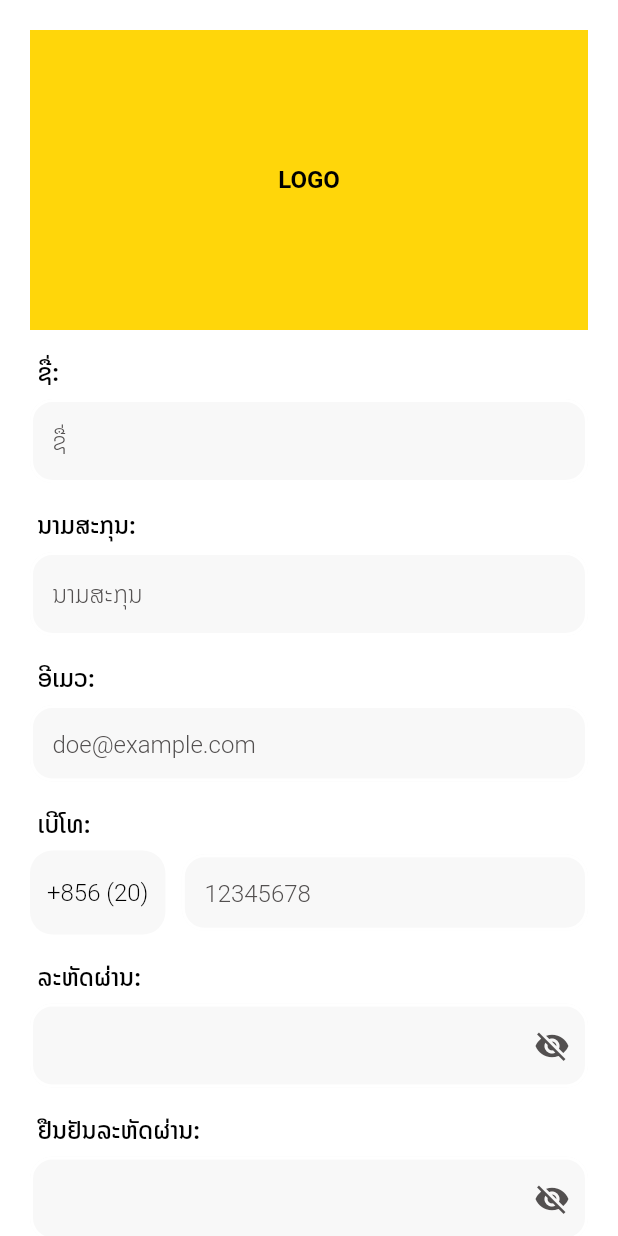
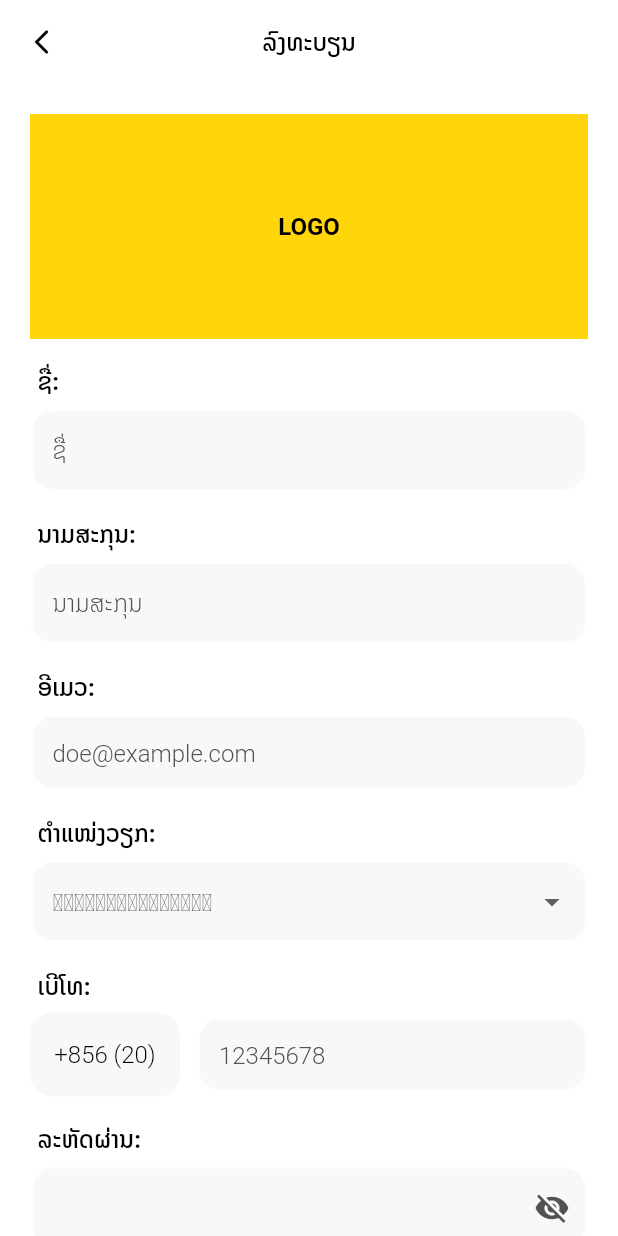
Before and after one commit to Doe-P/workfun_app_teletubbie, a Flutter app: the screen it shows after launch, on a phone screen of 412 x 824 dp. Run offline on Flutter 3.47's test engine with Material 2 defaults, Android fonts, the phone set to English and light mode, and no system bars.

Commit message:
ui sign up and home page

```diff
--- a/lib/view/appbar/share_appbar.dart
+++ b/lib/view/appbar/share_appbar.dart
@@ -1,4 +1,3 @@
-
 import 'package:flutter/material.dart';
 import 'package:workfun_app_teletubbie/view/colors/colors.dart';
 import 'package:workfun_app_teletubbie/view/style/text_style.dart';
@@ -29,10 +28,18 @@ class ShareAppbar extends StatelessWidget with PreferredSizeWidget {
         onPressed: () => Navigator.of(context).pop(),
         icon: const Icon(
           Icons.arrow_back_ios_rounded,
-          color: whiteColor,
+          color: blackColor,
+          size: 20,
         ),
       ),
-      title: Text(title, style: notosansFont()),
+      title: Text(
+        title,
+        style: notosansFont(
+          fontSize: 16,
+          fontColor: blackColor,
+          fontWieght: FontWeight.w600,
+        ),
+      ),
       centerTitle: center,
     );
   }
--- a/lib/view/pages/auth/sign_up_page.dart
+++ b/lib/view/pages/auth/sign_up_page.dart
@@ -1,12 +1,13 @@
 // ignore_for_file: no_leading_underscores_for_local_identifiers
 
 import 'package:flutter/material.dart';
+import 'package:flutter/services.dart';
 import 'package:provider/provider.dart';
+import 'package:workfun_app_teletubbie/view/appbar/share_appbar.dart';
 import 'package:workfun_app_teletubbie/view/colors/colors.dart';
 import 'package:workfun_app_teletubbie/view/style/text_style.dart';
+import 'package:workfun_app_teletubbie/view/widgets/help_widget.dart';
 import 'package:workfun_app_teletubbie/view/widgets/input_widget.dart';
-import 'package:workfun_app_teletubbie/view/widgets/label_text.dart';
-import 'package:workfun_app_teletubbie/view/widgets/sizebox_widget.dart';
 import 'package:workfun_app_teletubbie/view_models/auth/sign_up_view_model.dart';
 
 class SignUpPage extends StatefulWidget {
@@ -28,6 +29,11 @@ class _SignUpPageState extends State<SignUpPage> {
   @override
   Widget build(BuildContext context) {
     return Scaffold(
+      appBar: const ShareAppbar(
+        title: "ລົງທະບຽນ",
+        color: whiteColor,
+        center: true,
+      ),
       body: Container(
         width: double.infinity,
         height: double.infinity,
@@ -51,7 +57,7 @@ class _SignUpPageState extends State<SignUpPage> {
       children: [
         Container(
           width: double.infinity,
-          height: 200,
+          height: 150,
           color: yellowColor,
           alignment: Alignment.center,
           child: Text(
@@ -63,29 +69,57 @@ class _SignUpPageState extends State<SignUpPage> {
         ),
         labelText("ຊື່:"),
         TextField(
-          decoration: inputTextField("ຊື່", null),
+          decoration: inputTextField("ຊື່", appViewModel?.nameIsError),
+          controller: appViewModel?.userName,
+          onChanged: appViewModel?.checkNameIsEmpty,
           style: robotoFont(
               fontColor: blackColor, fontWieght: FontWeight.w400, fontSize: 18),
         ),
         labelText("ນາມສະກຸນ:"),
         TextField(
-          decoration: inputTextField("ນາມສະກຸນ", null),
+          decoration: inputTextField("ນາມສະກຸນ", appViewModel?.surnameIsError),
+          controller: appViewModel?.userSurname,
+          onChanged: appViewModel?.checkSurnameIsEmpty,
           style: robotoFont(
               fontColor: blackColor, fontWieght: FontWeight.w400, fontSize: 18),
         ),
         labelText("ອີເມວ:"),
         TextField(
-          decoration: inputTextField("doe@example.com", null),
+          decoration:
+              inputTextField("doe@example.com", appViewModel?.emailIsError),
+          controller: appViewModel?.userEmail,
+          onChanged: appViewModel?.checkEmailIsEmpty,
           style: robotoFont(
               fontColor: blackColor, fontWieght: FontWeight.w400, fontSize: 18),
         ),
+        labelText("ຕຳແໜ່ງວຽກ:"),
+        DropdownButtonFormField(
+            value: appViewModel!.positionId,
+            isExpanded: true,
+            decoration: dropdownInputDecoration(
+                "ເລືອກຕຳແໜ່ງວຽກ", appViewModel?.positionIsError),
+            items: appViewModel?.positionList.map((e) {
+              return DropdownMenuItem(
+                value: e,
+                child: Text(
+                  e,
+                  style: notosansFont(fontWieght: FontWeight.w400),
+                ),
+              );
+            }).toList(),
+            onChanged: (value) {
+              setState(() {
+                appViewModel?.positionId = value;
+              });
+              appViewModel?.checkPositionIsEmpty(value);
+            }),
         labelText("ເບີໂທ:"),
         Row(
           mainAxisAlignment: MainAxisAlignment.spaceBetween,
           children: [
-            Expanded(
-              child: Container(
+            Container(
               height: 56,
+              width: 100,
               alignment: Alignment.center,
               decoration: BoxDecoration(
                 borderRadius: BorderRadius.circular(15),
@@ -96,16 +130,20 @@ class _SignUpPageState extends State<SignUpPage> {
                 style: robotoFont(),
               ),
             ),
-            ),
             widthBox(11),
             Expanded(
-              flex: 3,
               child: TextField(
+                controller: appViewModel?.userPhone,
+                onChanged: appViewModel?.checkPhoneIsEmpty,
                 decoration: inputTextField(
                   "12345678",
-                  null,
+                  appViewModel?.phoneIsError,
                 ),
                 keyboardType: TextInputType.phone,
+                inputFormatters: [
+                  LengthLimitingTextInputFormatter(8),
+                  FilteringTextInputFormatter.digitsOnly,
+                ],
                 style: robotoFont(
                     fontColor: blackColor,
                     fontWieght: FontWeight.w400,
@@ -116,9 +154,11 @@ class _SignUpPageState extends State<SignUpPage> {
         ),
         labelText("ລະຫັດຜ່ານ:"),
         TextField(
+          controller: appViewModel?.userPassword,
+          onChanged: appViewModel?.checkPasswordIsEmpty,
           decoration: inputTextField(
             "",
-            null,
+            appViewModel?.passwordIsError,
             subfix: true,
             widget: IconButton(
               onPressed: appViewModel?.showPassword,
@@ -132,12 +172,13 @@ class _SignUpPageState extends State<SignUpPage> {
           style: robotoFont(
               fontColor: blackColor, fontWieght: FontWeight.w400, fontSize: 18),
         ),
-
         labelText("ຢືນຢັນລະຫັດຜ່ານ:"),
         TextField(
+          controller: appViewModel?.confirmPassword,
+          onChanged: appViewModel?.checkConfPasswordIsEmpty,
           decoration: inputTextField(
             "",
-            null,
+            appViewModel?.confirmPasswordIsError,
             subfix: true,
             widget: IconButton(
               onPressed: appViewModel?.showConfPassword,
@@ -151,6 +192,51 @@ class _SignUpPageState extends State<SignUpPage> {
           style: robotoFont(
               fontColor: blackColor, fontWieght: FontWeight.w400, fontSize: 18),
         ),
+        heightBox(20),
+        Row(
+          mainAxisAlignment: MainAxisAlignment.center,
+          children: [
+            Text(
+              "ມີບັນຊີຢູ່ແລ້ວບໍ່?",
+              style: notosansFont(
+                  fontSize: 15,
+                  fontColor: grayColorDark,
+                  fontWieght: FontWeight.w400),
+            ),
+            TextButton(
+              onPressed: () {},
+              child: Text(
+                "ເຂົ້າສູ່ລະບົບ",
+                style: notosansFont(
+                  fontColor: yellowColor,
+                  fontSize: 15,
+                  fontWieght: FontWeight.w600,
+                ),
+              ),
+            )
+          ],
+        ),
+        heightBox(20),
+        InkWell(
+          onTap: appViewModel?.validateSignUp,
+          child: Container(
+            width: double.infinity,
+            height: 50,
+            alignment: Alignment.center,
+            decoration: BoxDecoration(
+              color: yellowColor,
+              borderRadius: BorderRadius.circular(10),
+            ),
+            child: Text(
+              "ລົງທະບຽນ",
+              style: notosansFont(
+                fontSize: 16,
+                fontColor: whiteColor,
+                fontWieght: FontWeight.w700,
+              ),
+            ),
+          ),
+        ),
       ],
     );
   }
--- a/lib/view/widgets/input_widget.dart
+++ b/lib/view/widgets/input_widget.dart
@@ -2,8 +2,15 @@ import 'package:flutter/material.dart';
 import 'package:workfun_app_teletubbie/view/colors/colors.dart';
 import 'package:workfun_app_teletubbie/view/style/text_style.dart';
 
-inputTextField(String hint, String? errorMessage,
-    {bool prefix = false, Widget? widget, bool subfix = false}) {
+inputTextField(
+  String hint,
+  String? errorMessage, {
+  bool prefix = false,
+  Widget? widget,
+  bool subfix = false,
+  double sideLeft = 15.0,
+  double sideRight = 15.0,
+}) {
   return InputDecoration(
       hintText: hint,
       filled: true,
@@ -11,8 +18,7 @@ inputTextField(String hint, String? errorMessage,
       prefixIcon: prefix ? widget : null,
       suffixIcon: subfix ? widget : null,
       hintStyle: notosansFont(fontSize: 16, fontColor: grayColorDark),
-    isDense: true,
-    contentPadding: const EdgeInsets.symmetric(horizontal: 15, vertical: 15),
+      contentPadding: EdgeInsets.fromLTRB(sideLeft, 15, sideRight, 15),
       border: OutlineInputBorder(
         borderRadius: BorderRadius.circular(15),
         borderSide: const BorderSide(color: yellowColor, width: 0.0),
@@ -34,6 +40,42 @@ inputTextField(String hint, String? errorMessage,
         borderSide: const BorderSide(color: redColor, width: 2.0),
       ),
       errorText: errorMessage,
-    errorStyle: notosansFont(fontColor: redColor, fontWieght: FontWeight.w600)
-  );
+      errorStyle:
+          notosansFont(fontColor: redColor, fontWieght: FontWeight.w600));
 }
+
+// dropdown style decoration --------------------------------
+dropdownInputDecoration(String hint, String? errorMessage,
+    {double radius = 15.0}) {
+  return InputDecoration(
+      hintText: hint,
+      filled: true,
+      fillColor: grayColorLight,
+      hintStyle: notosansFont(
+          fontSize: 16, fontColor: grayColorDark, fontWieght: FontWeight.w300),
+      isDense: true,
+      contentPadding: const EdgeInsets.symmetric(horizontal: 15, vertical: 15),
+      border: OutlineInputBorder(
+        borderRadius: BorderRadius.circular(radius),
+        borderSide: const BorderSide(color: yellowColor, width: 0.0),
+      ),
+      enabledBorder: OutlineInputBorder(
+        borderSide: const BorderSide(color: whiteColor, width: 2),
+        borderRadius: BorderRadius.circular(radius),
+      ),
+      focusedBorder: OutlineInputBorder(
+        borderRadius: BorderRadius.circular(radius),
+        borderSide: const BorderSide(color: yellowColor, width: 2.0),
+      ),
+      errorBorder: OutlineInputBorder(
+        borderRadius: BorderRadius.circular(radius),
+        borderSide: const BorderSide(color: redColor, width: 2.0),
+      ),
+      focusedErrorBorder: OutlineInputBorder(
+        borderRadius: BorderRadius.circular(radius),
+        borderSide: const BorderSide(color: redColor, width: 2.0),
+      ),
+      errorText: errorMessage,
+      errorStyle:
+          notosansFont(fontColor: redColor, fontWieght: FontWeight.w600));
+}
```
Also changed, not shown: lib/view/appbar/home_appbar.dart (added, +22 -0 lines), lib/view/pages/home_page.dart (added, +18 -0 lines), lib/view/widgets/help_widget.dart (renamed from lib/view/widgets/label_text.dart, +15 -0 lines), lib/view/widgets/sizebox_widget.dart (deleted, +0 -9 lines), lib/view_models/auth/sign_up_view_model.dart (+119 -1 lines), lib/view/widgets/buttons_widget.dart (added). Lines whose indentation alone changed are shown as unchanged.
